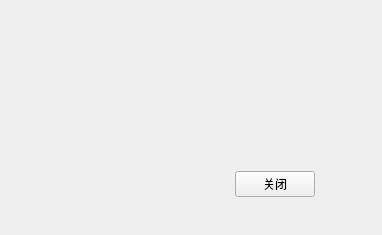
Before: the Qt Designer form aboutwlg.ui in XD-SOFT/XDCalendar_Alpha, drawn with Qt 5.
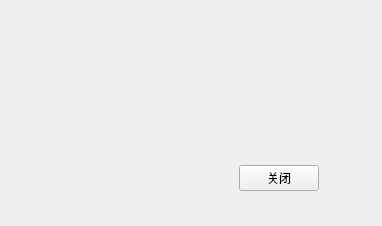
After: the same form once the commit is applied. Custom widgets are drawn as their Qt base class.

Commit message: ui 修改

```diff
--- a/aboutwlg.ui
+++ b/aboutwlg.ui
@@ -7,7 +7,7 @@
     <x>0</x>
     <y>0</y>
     <width>382</width>
-    <height>235</height>
+    <height>226</height>
    </rect>
   </property>
   <property name="windowTitle">
@@ -157,9 +157,12 @@
      <property name="orientation">
       <enum>Qt::Horizontal</enum>
      </property>
+     <property name="sizeType">
+      <enum>QSizePolicy::Fixed</enum>
+     </property>
      <property name="sizeHint" stdset="0">
       <size>
-       <width>35</width>
+       <width>20</width>
        <height>20</height>
       </size>
      </property>
```
The commit also changes 2 other files.
